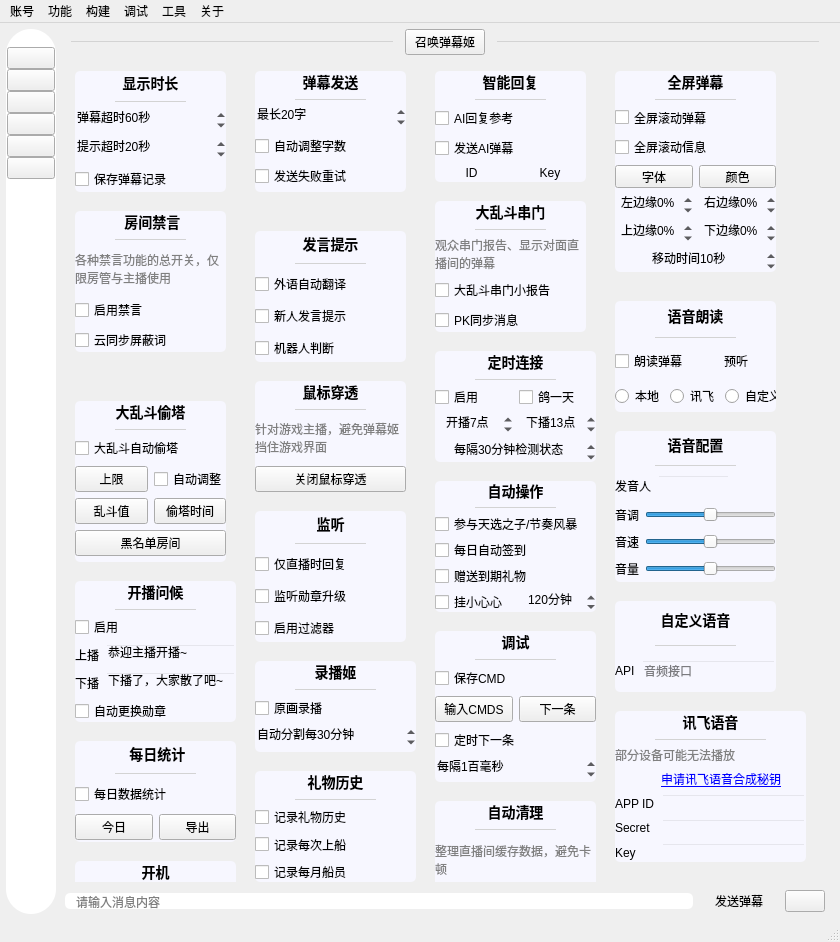
Above: mainwindow/mainwindow.ui from iwxyi/Bilibili-MagicalDanmaku before the change. Below: the same form after it.
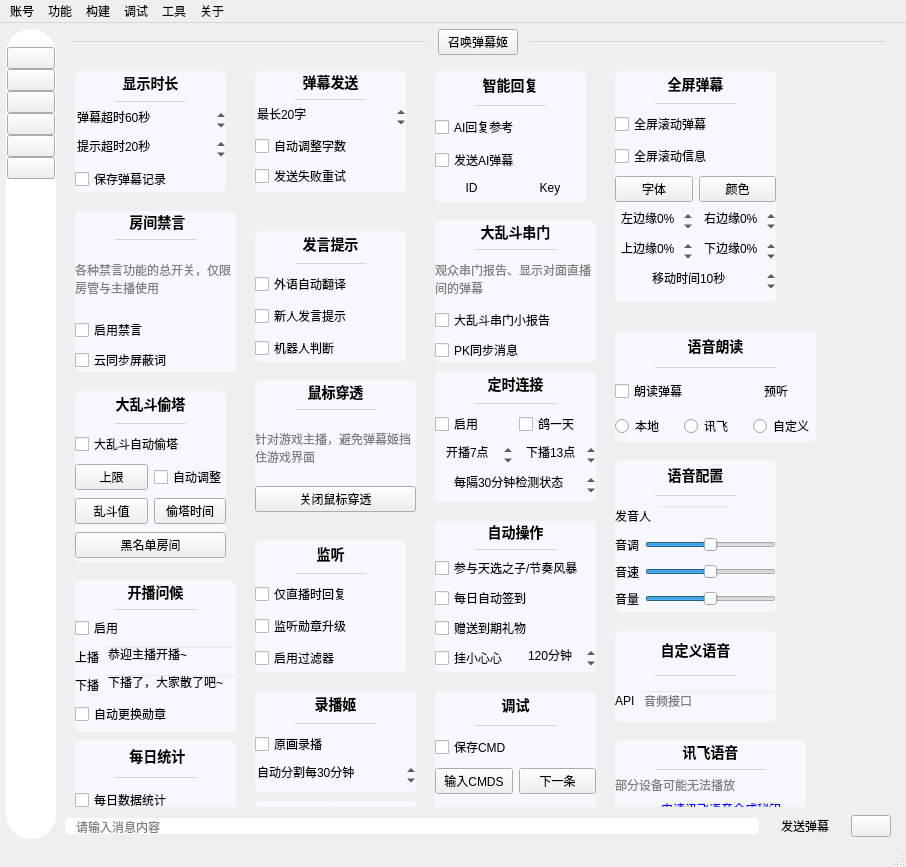
That is the form after the change. Icons and pictures are not drawn. Custom widgets are drawn as their Qt base class.

Commit message: 默认关闭云同步屏蔽词

```diff
--- a/mainwindow/mainwindow.ui
+++ b/mainwindow/mainwindow.ui
@@ -6,8 +6,8 @@
    <rect>
     <x>0</x>
     <y>0</y>
-    <width>840</width>
-    <height>942</height>
+    <width>906</width>
+    <height>867</height>
    </rect>
   </property>
   <property name="windowTitle">
@@ -1343,8 +1343,8 @@
             <rect>
              <x>0</x>
              <y>0</y>
-             <width>760</width>
-             <height>804</height>
+             <width>826</width>
+             <height>729</height>
             </rect>
            </property>
            <property name="styleSheet">
@@ -1627,7 +1627,7 @@
               <x>370</x>
               <y>10</y>
               <width>151</width>
-              <height>111</height>
+              <height>131</height>
              </rect>
             </property>
             <property name="styleSheet">
@@ -1837,8 +1837,8 @@
              <rect>
               <x>10</x>
               <y>150</y>
-              <width>151</width>
-              <height>141</height>
+              <width>161</width>
+              <height>161</height>
              </rect>
             </property>
             <property name="styleSheet">
@@ -1929,9 +1929,9 @@
             <property name="geometry">
              <rect>
               <x>370</x>
-              <y>140</y>
-              <width>151</width>
-              <height>131</height>
+              <y>160</y>
+              <width>161</width>
+              <height>141</height>
              </rect>
             </property>
             <property name="styleSheet">
@@ -2033,9 +2033,9 @@
             <property name="geometry">
              <rect>
               <x>10</x>
-              <y>340</y>
+              <y>330</y>
               <width>151</width>
-              <height>161</height>
+              <height>171</height>
              </rect>
             </property>
             <property name="styleSheet">
@@ -2169,8 +2169,8 @@
              <rect>
               <x>190</x>
               <y>320</y>
-              <width>151</width>
-              <height>111</height>
+              <width>161</width>
+              <height>131</height>
              </rect>
             </property>
             <property name="styleSheet">
@@ -2250,7 +2250,7 @@
               <x>10</x>
               <y>520</y>
               <width>161</width>
-              <height>141</height>
+              <height>151</height>
              </rect>
             </property>
             <property name="styleSheet">
@@ -2385,9 +2385,9 @@
             <property name="geometry">
              <rect>
               <x>370</x>
-              <y>290</y>
+              <y>310</y>
               <width>161</width>
-              <height>111</height>
+              <height>131</height>
              </rect>
             </property>
             <property name="styleSheet">
@@ -2581,9 +2581,9 @@
             <property name="geometry">
              <rect>
               <x>370</x>
-              <y>420</y>
+              <y>460</y>
               <width>161</width>
-              <height>131</height>
+              <height>151</height>
              </rect>
             </property>
             <property name="styleSheet">
@@ -2729,7 +2729,7 @@
             <property name="geometry">
              <rect>
               <x>190</x>
-              <y>450</y>
+              <y>480</y>
               <width>151</width>
               <height>131</height>
              </rect>
@@ -2822,9 +2822,9 @@
             <property name="geometry">
              <rect>
               <x>190</x>
-              <y>600</y>
+              <y>630</y>
               <width>161</width>
-              <height>91</height>
+              <height>101</height>
              </rect>
             </property>
             <property name="styleSheet">
@@ -2934,7 +2934,7 @@
               <x>10</x>
               <y>680</y>
               <width>161</width>
-              <height>101</height>
+              <height>111</height>
              </rect>
             </property>
             <property name="styleSheet">
@@ -3041,9 +3041,9 @@
             <property name="geometry">
              <rect>
               <x>190</x>
-              <y>710</y>
+              <y>740</y>
               <width>161</width>
-              <height>111</height>
+              <height>131</height>
              </rect>
             </property>
             <property name="styleSheet">
@@ -3131,9 +3131,9 @@
             <property name="geometry">
              <rect>
               <x>370</x>
-              <y>570</y>
+              <y>630</y>
               <width>161</width>
-              <height>151</height>
+              <height>171</height>
              </rect>
             </property>
             <property name="styleSheet">
@@ -3256,7 +3256,7 @@
               <x>10</x>
               <y>800</y>
               <width>161</width>
-              <height>111</height>
+              <height>131</height>
              </rect>
             </property>
             <property name="styleSheet">
@@ -3346,7 +3346,7 @@
               <x>550</x>
               <y>10</y>
               <width>161</width>
-              <height>201</height>
+              <height>231</height>
              </rect>
             </property>
             <property name="styleSheet">
@@ -3632,8 +3632,8 @@
             <property name="geometry">
              <rect>
               <x>550</x>
-              <y>240</y>
-              <width>161</width>
+              <y>270</y>
+              <width>201</width>
               <height>111</height>
              </rect>
             </property>
@@ -3760,7 +3760,7 @@
             <property name="geometry">
              <rect>
               <x>550</x>
-              <y>650</y>
+              <y>680</y>
               <width>191</width>
               <height>151</height>
              </rect>
@@ -3895,7 +3895,7 @@
             <property name="geometry">
              <rect>
               <x>550</x>
-              <y>540</y>
+              <y>570</y>
               <width>161</width>
               <height>91</height>
              </rect>
@@ -3982,7 +3982,7 @@
             <property name="geometry">
              <rect>
               <x>550</x>
-              <y>370</y>
+              <y>400</y>
               <width>161</width>
               <height>151</height>
              </rect>
@@ -4176,9 +4176,9 @@
             <property name="geometry">
              <rect>
               <x>370</x>
-              <y>740</y>
+              <y>810</y>
               <width>161</width>
-              <height>111</height>
+              <height>121</height>
              </rect>
             </property>
             <property name="styleSheet">
@@ -7165,7 +7165,7 @@
     <rect>
      <x>0</x>
      <y>0</y>
-     <width>840</width>
+     <width>906</width>
      <height>26</height>
     </rect>
    </property>
```
Left out of the diff: 9 changed lines with no effect on the pictures. The commit also changes 2 other files.
